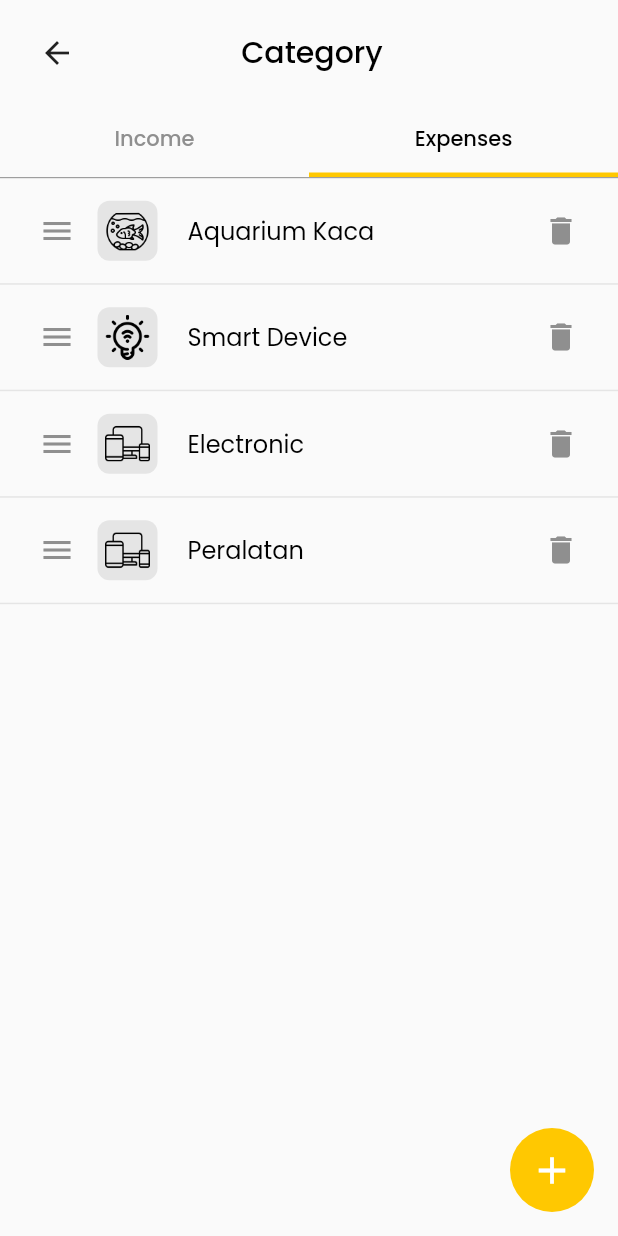
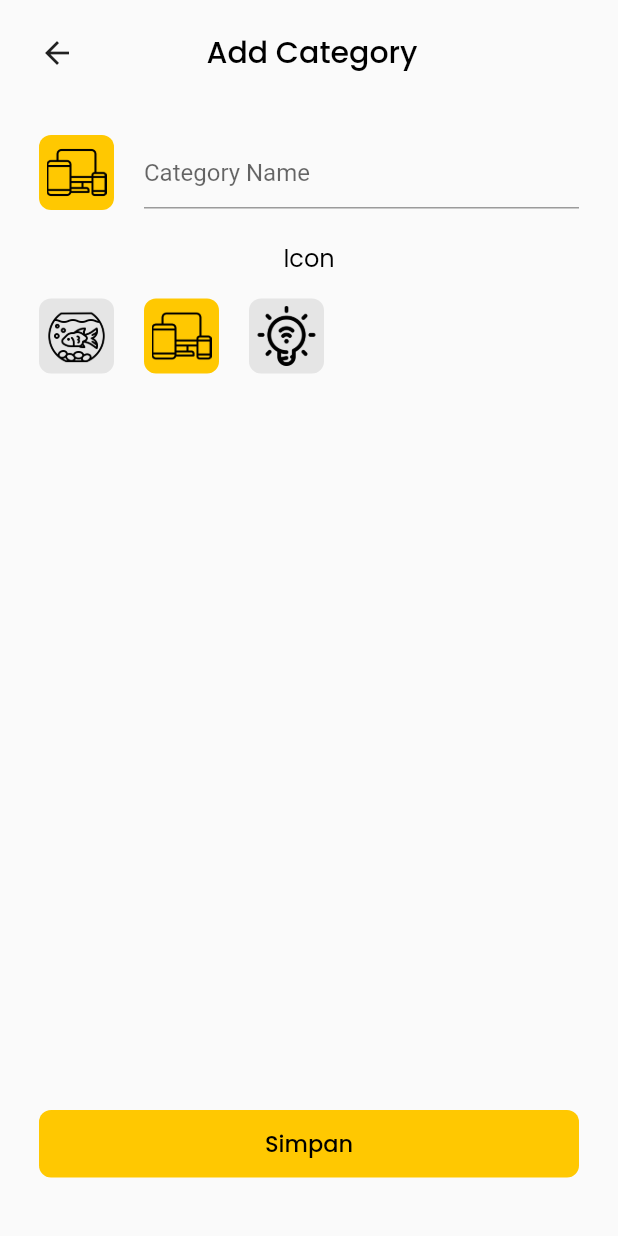
Before and after one commit to anggitpp/moneytoring, a Flutter app: the screen it shows after launch, tab 2 chosen, after a tap on the "add" icon, on a phone screen of 412 x 824 dp. Run offline on Flutter 3.47's test engine with Material 2 defaults, Android fonts, the phone set to English and light mode, and no system bars; our stand-ins replace bloc, equatable, flutter_bloc, google_fonts, supercharged, syncfusion_flutter_charts.

Commit message:
create add category (cubits, route, page)

```diff
--- a/lib/config/route_name.dart
+++ b/lib/config/route_name.dart
@@ -7,4 +7,5 @@ class RouteName {
   static const transactionDetail = '/transaction_detail';
   static const graph = '/graph';
   static const category = '/category';
+  static const addCategory = '/add_category';
 }
--- a/lib/config/routes.dart
+++ b/lib/config/routes.dart
@@ -4,6 +4,7 @@ import 'package:moneytoring/screens/main/main_page.dart';
 import 'package:moneytoring/screens/transaction/transaction_page.dart';
 
 import '../config/route_name.dart';
+import '../screens/add_category/add_category_page.dart';
 import '../screens/splash/splash_page.dart';
 import '../screens/home/home_page.dart';
 import '../screens/transaction_detail/transaction_detail_page.dart';
@@ -16,4 +17,5 @@ final routes = {
   RouteName.transaction: (context) => const TransactionPage(),
   RouteName.transactionDetail: (context) => const TransactionDetailPage(),
   RouteName.category: (context) => const CategoryPage(),
+  RouteName.addCategory: (context) => const AddCategoryPage(),
 };
--- /dev/null
+++ b/lib/cubits/add_category/add_category_cubit.dart
@@ -0,0 +1,12 @@
+import 'package:bloc/bloc.dart';
+import 'package:equatable/equatable.dart';
+
+part 'add_category_state.dart';
+
+class AddCategoryCubit extends Cubit<AddCategoryState> {
+  AddCategoryCubit() : super(AddCategoryState.initial());
+
+  void changeImage(image) {
+    emit(state.copyWith(selectedIcon: image));
+  }
+}
--- /dev/null
+++ b/lib/cubits/add_category/add_category_state.dart
@@ -0,0 +1,26 @@
+part of 'add_category_cubit.dart';
+
+class AddCategoryState extends Equatable {
+  final String selectedIcon;
+  AddCategoryState({
+    required this.selectedIcon,
+  });
+
+  factory AddCategoryState.initial() {
+    return AddCategoryState(selectedIcon: 'icon-electronic.png');
+  }
+
+  AddCategoryState copyWith({
+    String? selectedIcon,
+  }) {
+    return AddCategoryState(
+      selectedIcon: selectedIcon ?? this.selectedIcon,
+    );
+  }
+
+  @override
+  String toString() => 'AddCategoryState(selectedIcon: $selectedIcon)';
+
+  @override
+  List<Object> get props => [selectedIcon];
+}
--- /dev/null
+++ b/lib/cubits/cubits.dart
@@ -0,0 +1 @@
+export 'add_category/add_category_cubit.dart';
--- a/lib/main.dart
+++ b/lib/main.dart
@@ -1,6 +1,8 @@
 import 'package:flutter/material.dart';
 import 'package:moneytoring/config/routes.dart';
 import 'package:moneytoring/config/theme.dart';
+import 'package:moneytoring/cubits/add_category/add_category_cubit.dart';
+import 'package:flutter_bloc/flutter_bloc.dart';
 
 void main() {
   runApp(const MyApp());
@@ -12,10 +14,13 @@ class MyApp extends StatelessWidget {
   // This widget is the root of your application.
   @override
   Widget build(BuildContext context) {
-    return MaterialApp(
-      title: 'Moneytoring',
-      routes: routes,
-      theme: lightTheme,
+    return BlocProvider(
+      create: (context) => AddCategoryCubit(),
+      child: MaterialApp(
+        title: 'Moneytoring',
+        routes: routes,
+        theme: lightTheme,
+      ),
     );
   }
 }
--- /dev/null
+++ b/lib/screens/add_category/add_category_page.dart
@@ -0,0 +1,153 @@
+import 'package:flutter/material.dart';
+import 'package:flutter_bloc/flutter_bloc.dart';
+import 'package:moneytoring/config/constant.dart';
+import 'package:moneytoring/config/route_name.dart';
+import 'package:moneytoring/cubits/add_category/add_category_cubit.dart';
+import 'package:moneytoring/models/category.dart';
+import 'package:moneytoring/widgets/button_submit.dart';
+import 'package:moneytoring/widgets/header_page.dart';
+
+import '../../config/theme.dart';
+
+class AddCategoryPage extends StatelessWidget {
+  const AddCategoryPage({Key? key}) : super(key: key);
+
+  @override
+  Widget build(BuildContext context) {
+    List<String> icons = [
+      'icon-aquarium.png',
+      'icon-electronic.png',
+      'icon-bulb.png',
+    ];
+    return BlocBuilder<AddCategoryCubit, AddCategoryState>(
+      builder: (context, state) {
+        return Scaffold(
+          body: SafeArea(
+            child: Stack(
+              children: [
+                Column(
+                  children: [
+                    HeaderPage(
+                      Icon(Icons.arrow_back),
+                      Text(
+                        'Add Category',
+                        style: AppTextStyle.largeText.copyWith(
+                            fontSize: 20, fontWeight: FontWeight.w500),
+                      ),
+                      SizedBox(width: 20),
+                    ),
+                    SizedBox(
+                      height: 20,
+                    ),
+                    Padding(
+                      padding: EdgeInsets.symmetric(
+                          horizontal: AppSizes.defaultMargin),
+                      child: Row(
+                        children: [
+                          Container(
+                            width: 50,
+                            height: 50,
+                            decoration: BoxDecoration(
+                              color: AppColors.yellowColor,
+                              borderRadius: BorderRadius.circular(8),
+                            ),
+                            alignment: Alignment.center,
+                            child: SizedBox(
+                              width: 40,
+                              height: 40,
+                              child: Image.asset(
+                                'assets/icon/${state.selectedIcon}',
+                                fit: BoxFit.cover,
+                              ),
+                            ),
+                          ),
+                          SizedBox(
+                            width: 20,
+                          ),
+                          Expanded(
+                            child: TextField(
+                              decoration: InputDecoration(
+                                hintText: 'Category Name',
+                                border: UnderlineInputBorder(
+                                  borderSide:
+                                      BorderSide(color: AppColors.yellowColor),
+                                ),
+                                focusedBorder: UnderlineInputBorder(
+                                  borderSide:
+                                      BorderSide(color: AppColors.yellowColor),
+                                ),
+                              ),
+                            ),
+                          ),
+                        ],
+                      ),
+                    ),
+                    SizedBox(
+                      height: 20,
+                    ),
+                    Text(
+                      'Icon',
+                      style: AppTextStyle.largeText,
+                    ),
+                    SizedBox(
+                      height: 15,
+                    ),
+                    Expanded(
+                      child: Padding(
+                        padding: EdgeInsets.symmetric(
+                            horizontal: AppSizes.defaultMargin),
+                        child: SingleChildScrollView(
+                          child: Align(
+                            alignment: Alignment.topLeft,
+                            child: Wrap(
+                              spacing: 20,
+                              runSpacing: 20,
+                              children: icons.map((icon) {
+                                return InkWell(
+                                  onTap: () => context
+                                      .read<AddCategoryCubit>()
+                                      .changeImage(icon),
+                                  child: Container(
+                                    width: 50,
+                                    height: 50,
+                                    decoration: BoxDecoration(
+                                      color: icon == state.selectedIcon
+                                          ? AppColors.yellowColor
+                                          : AppColors.lightGreyColor,
+                                      borderRadius: BorderRadius.circular(8),
+                                    ),
+                                    alignment: Alignment.center,
+                                    child: SizedBox(
+                                      width: 40,
+                                      height: 40,
+                                      child: Image.asset(
+                                        'assets/icon/$icon',
+                                        fit: BoxFit.cover,
+                                      ),
+                                    ),
+                                  ),
+                                );
+                              }).toList(),
+                            ),
+                          ),
+                        ),
+                      ),
+                    ),
+                  ],
+                ),
+                Align(
+                  alignment: Alignment(0, 0.9),
+                  child: ButtonSubmit(
+                    'Simpan',
+                    onPressed: () =>
+                        Navigator.pushNamed(context, RouteName.category),
+                  ),
+                ),
+              ],
+            ),
+          ),
+        );
+      },
+    );
+  }
+}
--- a/lib/screens/category/category_page.dart
+++ b/lib/screens/category/category_page.dart
@@ -1,4 +1,5 @@
 import 'package:flutter/material.dart';
+import 'package:moneytoring/config/route_name.dart';
 import 'package:moneytoring/config/theme.dart';
 import 'package:moneytoring/models/category.dart';
 import 'package:moneytoring/screens/category/widgets/category_item.dart';
@@ -20,11 +21,12 @@ class CategoryPage extends StatelessWidget {
       length: 2,
       child: Scaffold(
         floatingActionButton: FloatingActionButton(
-            child: Icon(
-              Icons.add,
-              size: 30,
-            ),
-            onPressed: () {}),
+          child: Icon(
+            Icons.add,
+            size: 30,
+          ),
+          onPressed: () => Navigator.pushNamed(context, RouteName.addCategory),
+        ),
         backgroundColor: AppColors.backgroundColor,
         body: SafeArea(
           bottom: false,
--- a/lib/widgets/button_submit.dart
+++ b/lib/widgets/button_submit.dart
@@ -5,9 +5,12 @@ import '../../../config/theme.dart';
 
 class ButtonSubmit extends StatelessWidget {
   final String text;
+  final Function()? onPressed;
+
   const ButtonSubmit(
     this.text, {
     Key? key,
+    this.onPressed,
   }) : super(key: key);
 
   @override
@@ -16,7 +19,7 @@ class ButtonSubmit extends StatelessWidget {
       width: AppSizes.phoneWidthMargin(context),
       height: 45,
       child: ElevatedButton(
-        onPressed: () {},
+        onPressed: onPressed,
         style: ElevatedButton.styleFrom(
           elevation: 0,
           shape: RoundedRectangleBorder(borderRadius: BorderRadius.circular(8)),
```
